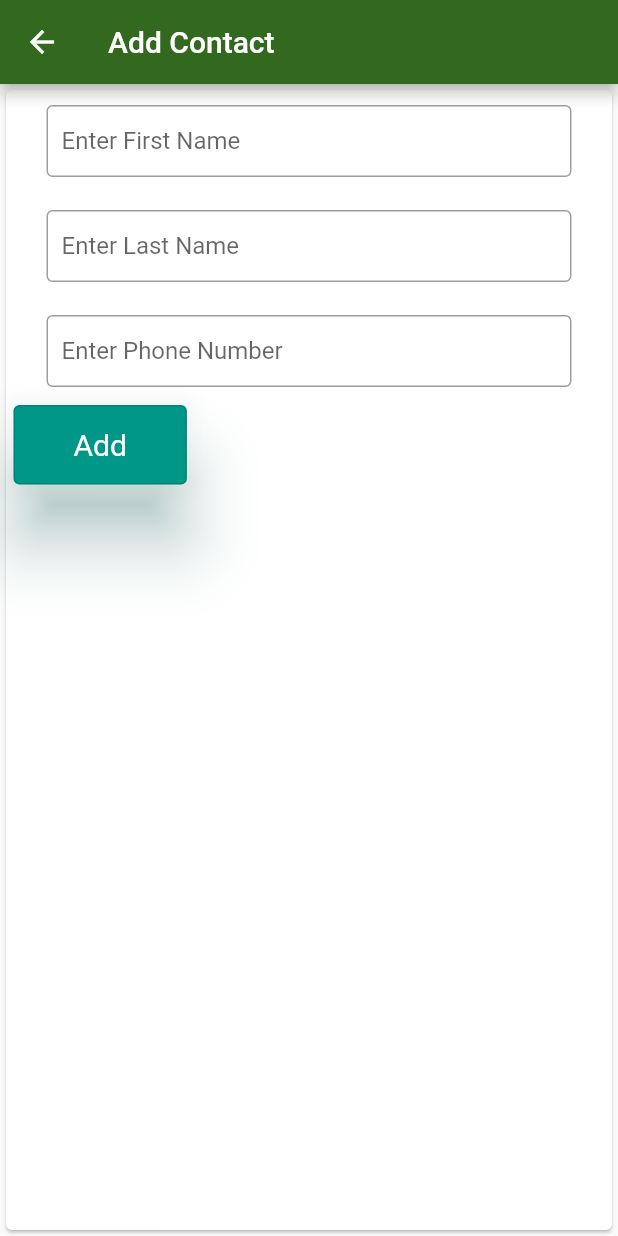
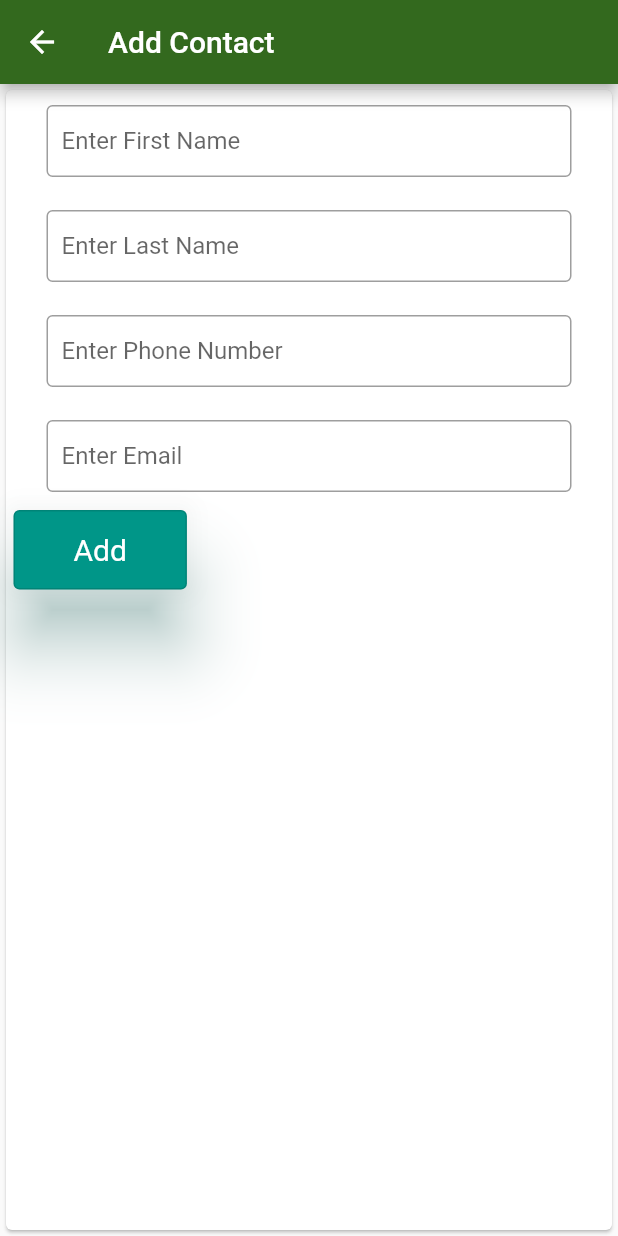
Before and after one commit to rahulh25/FlutterContactsApp, a Flutter app: the screen it shows after launch, after a tap on the "add" icon, on a phone screen of 412 x 824 dp. Run offline on Flutter 3.47's test engine with Material 2 defaults, Android fonts, the light colour scheme and no system bars; our stand-ins replace flutter_masked_text, sqflite; accounts and stored records are empty.

Commit message:
Adding email and minor UI Changes

```diff
--- a/lib/Widgets/contacts_home_widget/add_contacts_widget.dart
+++ b/lib/Widgets/contacts_home_widget/add_contacts_widget.dart
@@ -1,10 +1,10 @@
 import 'package:flutter/material.dart';
 import 'package:fluttercontactsapp/Widgets/popup_widget/confirm_dialog_widget.dart';
 import 'package:fluttercontactsapp/Widgets/show_contact_details/padded_text_fields_widget.dart';
+import 'package:flutter_masked_text/flutter_masked_text.dart';
 
 class AddContactsDialog extends StatefulWidget {
-  const AddContactsDialog({Key? key})
-      : super(key: key);
+  const AddContactsDialog({Key? key}) : super(key: key);
   @override
   State<StatefulWidget> createState() {
     return AddContactsDialogState();
@@ -15,14 +15,13 @@ class AddContactsDialogState extends State {
   TextEditingController firstNameFieldController = TextEditingController();
   TextEditingController lastNameFieldController = TextEditingController();
   TextEditingController phoneNumberFieldController = TextEditingController();
+  TextEditingController emailFieldController = TextEditingController();
   @override
   void initState() {
-    firstNameFieldController =
-        TextEditingController(text: "");
-    lastNameFieldController =
-        TextEditingController(text: "");
-    phoneNumberFieldController =
-        TextEditingController(text: "");
+    firstNameFieldController = TextEditingController(text: "");
+    lastNameFieldController = TextEditingController(text: "");
+    phoneNumberFieldController = TextEditingController(text: "");
+    emailFieldController = TextEditingController(text: "");
     super.initState();
   }
 
@@ -48,6 +47,10 @@ class AddContactsDialogState extends State {
                   hintText: 'Phone Number',
                   labeltext: 'Enter Phone Number',
                   textEditingController: phoneNumberFieldController),
+              PaddedTextFieldWidgets(
+                  hintText: 'Email',
+                  labeltext: 'Enter Email',
+                  textEditingController: emailFieldController),
               Row(
                 children: [
                   Padding(
@@ -71,7 +74,8 @@ class AddContactsDialogState extends State {
                                 id: -1,
                                 firstname: firstNameFieldController.text,
                                 lastname: lastNameFieldController.text,
-                                phoneNumber: phoneNumberFieldController.text,
+                                phoneNumber:int.parse(phoneNumberFieldController.text),
+                                email:emailFieldController.text,
                                 dialogText: "Are you sure you want to add?",
                                 promptText: "Add Contact",
                                 type: "Add"),
--- a/lib/Widgets/contacts_home_widget/contact_details_text_widget.dart
+++ b/lib/Widgets/contacts_home_widget/contact_details_text_widget.dart
@@ -1,9 +1,15 @@
 import 'package:flutter/material.dart';
 
 class ContactDetailsTextWidget extends StatefulWidget {
-  const ContactDetailsTextWidget({Key? key, required this.fieldValue})
+  const ContactDetailsTextWidget(
+      {Key? key,
+      required this.fieldValue,
+      required this.phonenumber,
+      required this.type})
       : super(key: key);
   final String fieldValue;
+  final String type;
+  final int phonenumber;
   @override
   State<StatefulWidget> createState() {
     return ContactDetailsTextWidgetState();
@@ -18,11 +24,17 @@ class ContactDetailsTextWidgetState extends State<ContactDetailsTextWidget> {
         // default text style
         children: <TextSpan>[
           TextSpan(
-              text: widget.fieldValue,
-              style: const TextStyle(
-                  fontWeight: FontWeight.bold,
-                  fontSize: 22,
-                  color: Colors.white)),
+              text: widget.type == "name"
+                  ? widget.fieldValue
+                  : widget.phonenumber.toString(),
+              style: TextStyle(
+                  fontWeight: widget.type == "name"
+                      ? FontWeight.bold
+                      : FontWeight.normal,
+                  fontSize: widget.type == "name" ? 22 : 18,
+                  color: widget.type == "name"
+                      ? Colors.pinkAccent
+                      : Colors.cyan[900])),
         ],
       ),
     );
--- a/lib/Widgets/contacts_home_widget/contacts_card_widget.dart
+++ b/lib/Widgets/contacts_home_widget/contacts_card_widget.dart
@@ -2,7 +2,6 @@ import 'package:flutter/material.dart';
 import 'package:fluttercontactsapp/Widgets/show_contact_details/show_contact_details_widget.dart';
 import 'package:fluttercontactsapp/db_test.dart';
 import 'package:fluttercontactsapp/model/contact_details_model.dart';
-
 import 'contact_details_text_widget.dart';
 
 class ContactsHomeWidget extends StatefulWidget {
@@ -33,12 +32,10 @@ List<Widget> getList(BuildContext context,
     AsyncSnapshot<List<ContactDetailsModel>> contactList) {
   List<Widget> childs = <Widget>[];
   for (var contact in contactList.requireData) {
-    childs.add(
-      Card(
+    childs.add(Card(
       shape: RoundedRectangleBorder(
         borderRadius: BorderRadius.circular(5.0),
       ),
-        color: Colors.green[900],
       elevation: 2,
       child: InkWell(
         splashColor: Colors.blue.withAlpha(30),
@@ -51,20 +48,36 @@ List<Widget> getList(BuildContext context,
             ),
           );
         },
-          child: SizedBox(
-            width: 400,
-            height: 80,
+        child: Center(
+          child: Padding(
+            padding: const EdgeInsets.all(12.0),
             child: Column(
-              children: [
+              children: <Widget>[
+                SizedBox(
+                  width: MediaQuery.of(context).size.width * 0.5,
+                  height: MediaQuery.of(context).size.width * 0.4,
+                  child: Image.asset('assets/images/user.png'),
+                ),
+                const SizedBox(
+                  height: 5,
+                ),
                 ContactDetailsTextWidget(
-                    fieldValue: contact.firstName +" "+ contact.lastName),
-                ContactDetailsTextWidget(fieldValue: contact.phoneNumber),
+                    fieldValue: contact.firstName + " " + contact.lastName,
+                    phonenumber: contact.phoneNumber,
+                    type: "name"),
+                const SizedBox(
+                  height: 10,
+                ),
+                ContactDetailsTextWidget(
+                    fieldValue: contact.firstName + " " + contact.lastName,
+                    phonenumber: contact.phoneNumber,
+                    type: "phoneNumber"),
               ],
             ),
           ),
         ),
       ),
-    );
+    ));
   }
   return childs;
 }
--- a/lib/Widgets/show_contact_details/padded_text_fields_widget.dart
+++ b/lib/Widgets/show_contact_details/padded_text_fields_widget.dart
@@ -25,6 +25,11 @@ class PaddedTextFieldWidgetsState extends State<PaddedTextFieldWidgets> {
         width: 350,
         height: 50,
         child: TextField(
+          keyboardType: widget.labeltext == "Enter Phone Number"
+              ? TextInputType.number
+              : widget.labeltext == "Enter Email"
+                  ? TextInputType.emailAddress
+                  : TextInputType.text,
           controller: widget.textEditingController,
           autocorrect: true,
           decoration: InputDecoration(
--- a/lib/Widgets/show_contact_details/show_contact_details_widget.dart
+++ b/lib/Widgets/show_contact_details/show_contact_details_widget.dart
@@ -17,14 +17,17 @@ class ShowContactDetailsDialogState extends State<ShowContactDetailsDialog> {
   TextEditingController firstNameFieldController = TextEditingController();
   TextEditingController lastNameFieldController = TextEditingController();
   TextEditingController phoneNumberFieldController = TextEditingController();
+  TextEditingController emailFieldController = TextEditingController();
   @override
   void initState() {
     firstNameFieldController =
         TextEditingController(text: widget.contactDetails.firstName);
     lastNameFieldController =
         TextEditingController(text: widget.contactDetails.lastName);
-    phoneNumberFieldController =
-        TextEditingController(text: widget.contactDetails.phoneNumber);
+    phoneNumberFieldController = TextEditingController(
+        text: widget.contactDetails.phoneNumber.toString());
+    emailFieldController =
+        TextEditingController(text: widget.contactDetails.email);
     super.initState();
   }
 
@@ -50,6 +53,10 @@ class ShowContactDetailsDialogState extends State<ShowContactDetailsDialog> {
                   hintText: 'Phone Number',
                   labeltext: 'Enter Phone Number',
                   textEditingController: phoneNumberFieldController),
+              PaddedTextFieldWidgets(
+                  hintText: 'Email',
+                  labeltext: 'Enter Email',
+                  textEditingController: emailFieldController),
               Row(
                 children: [
                   Padding(
@@ -73,7 +80,9 @@ class ShowContactDetailsDialogState extends State<ShowContactDetailsDialog> {
                                 id: widget.contactDetails.id,
                                 firstname: firstNameFieldController.text,
                                 lastname: lastNameFieldController.text,
-                                phoneNumber: phoneNumberFieldController.text,
+                                phoneNumber:
+                                    int.parse(phoneNumberFieldController.text),
+                                email: emailFieldController.text,
                                 dialogText: "Are you sure you want to edit?",
                                 promptText: "Edit Contact",
                                 type: "Edit"),
@@ -103,7 +112,9 @@ class ShowContactDetailsDialogState extends State<ShowContactDetailsDialog> {
                                 id: widget.contactDetails.id,
                                 firstname: firstNameFieldController.text,
                                 lastname: lastNameFieldController.text,
-                                phoneNumber: phoneNumberFieldController.text,
+                                phoneNumber:
+                                    int.parse(phoneNumberFieldController.text),
+                                email: emailFieldController.text,
                                 dialogText:
                                     "Are you sure you want to delete this contact?",
                                 promptText: "Delete Contact",
--- a/lib/db_test.dart
+++ b/lib/db_test.dart
@@ -15,83 +15,86 @@ class SQLiteDbProvider {
   initDB() async {
     Directory documentsDirectory = await getApplicationDocumentsDirectory();
     String path = join(documentsDirectory.path, "ContactsDB.db");
-    print('db location : '+path);
+    print('db location : ' + path);
     return await openDatabase(path, version: 1, onOpen: (db) {},
         onCreate: (Database db, int version) async {
       await db.execute("CREATE TABLE Contacts ("
           "id INTEGER PRIMARY KEY,"
           "firstName TEXT,"
           "lastName TEXT,"
-          "phoneNumber INTEGER"")");
+          "phoneNumber INTEGER,"
+          "email TEXT"
+          ")");
       var jsonData = [
         {
           "id": 1,
           "first_name": "James",
           "last_name": "Butt",
-          "phone": "504-845-1427",
+          "phone": "5048451427",
           "email": "jbutt@gmail.com"
         },
         {
           "id": 2,
           "first_name": "Josephine",
           "last_name": "Darakjy",
-          "phone": "810-374-9840",
+          "phone": "8103749840",
           "email": "josephine_darakjy@darakjy.org"
         },
         {
           "id": 3,
           "first_name": "Art",
           "last_name": "Venere",
-          "phone": "856-264-4130",
+          "phone": "8562644130",
           "email": "art@venere.org"
         },
         {
           "id": 4,
           "first_name": "Lenna",
           "last_name": "Paprocki",
-          "phone": "907-921-2010",
+          "phone": "9079212010",
           "email": "lpaprocki@hotmail.com"
         },
         {
           "id": 5,
           "first_name": "Donette",
           "last_name": "Foller",
-          "phone": "513-549-4561",
+          "phone": "5135494561",
           "email": "donette.foller@cox.net"
         },
         {
           "id": 6,
           "first_name": "Simona",
           "last_name": "Morasca",
-          "phone": "419-800-6759"
+          "phone": "4198006759"
         },
         {
           "id": 7,
           "first_name": "Mitsue",
           "last_name": "Tollner",
-          "phone": "773-924-8565"
+          "phone": "7739248565"
         },
         {
           "id": 8,
           "first_name": "Leota",
           "last_name": "Dilliard",
-          "phone": "408-813-1105"
+          "phone": "4088131105"
         },
         {
           "id": 9,
           "first_name": "Sage",
           "last_name": "Wieser",
-          "phone": "605-794-4895"
+          "phone": "6057944895"
         }
       ];
       for (var i = 0; i < jsonData.length; i++) {
         await db.execute(
-            "INSERT INTO Contacts ('id', 'firstName', 'lastName', 'phoneNumber') values (?, ?, ?, ?)",
+            "INSERT INTO Contacts ('id', 'firstName', 'lastName', 'phoneNumber','email') values (?, ?, ?, ?,?)",
             [
               int.parse(jsonData[i]["id"].toString()),
               jsonData[i]["first_name"].toString(),
               jsonData[i]["last_name"].toString(),
-              jsonData[i]["phone"].toString()
+              int.parse(jsonData[i]["phone"].toString()),
+              jsonData[i]["email"].toString()
             ]);
       }
     });
@@ -99,36 +102,53 @@ class SQLiteDbProvider {
 
   Future<List<ContactDetailsModel>> getAllProducts() async {
     final db = await database;
+    List<ContactDetailsModel> products = <ContactDetailsModel>[];
+    try {
       List<Map> results = await db.query("Contacts",
           columns: ContactDetailsModel.columns, orderBy: "id ASC");
-    List<ContactDetailsModel> products = <ContactDetailsModel>[];
       for (var result in results) {
         ContactDetailsModel product = ContactDetailsModel.fromMap(result);
         products.add(product);
       }
+    } catch (ex) {
+      print(ex);
+    }
     return products;
   }
+
   insert(ContactDetailsModel contact) async {
     final db = await database;
-    var maxIdResult =
-        await db.rawQuery("SELECT MAX(id)+1 as last_inserted_id FROM Contacts");
+    try {
+      var maxIdResult = await db
+          .rawQuery("SELECT MAX(id)+1 as last_inserted_id FROM Contacts");
       var id = maxIdResult.first["last_inserted_id"];
       var result = await db.rawInsert(
-        "INSERT Into Contacts (id, firstName, lastName, phoneNumber)"
-        " VALUES (?, ?, ?, ?)",
-        [id, contact.firstName, contact.lastName, contact.phoneNumber]);
+          "INSERT Into Contacts (id, firstName, lastName, phoneNumber,email)"
+          " VALUES (?, ?, ?, ?,?)",
+          [id, contact.firstName, contact.lastName, contact.phoneNumber,contact.email]);
       return result;
+    } catch (ex) {
+      print(ex);
+    }
   }
 
   update(ContactDetailsModel contact) async {
     final db = await database;
+    try {
       var result = await db.update("Contacts", contact.toMap(),
           where: "id = ?", whereArgs: [contact.id]);
       return result;
+    } catch (ex) {
+      print(ex);
+    }
   }
 
   delete(int id) async {
     final db = await database;
+    try {
       db.delete("Contacts", where: "id = ?", whereArgs: [id]);
+    } catch (ex) {
+      print(ex);
     }
   }
+}
--- a/lib/main.dart
+++ b/lib/main.dart
@@ -2,7 +2,6 @@
 import 'package:flutter/material.dart';
 import 'Widgets/contacts_home_widget/bottom_button_widget.dart';
 import 'Widgets/contacts_home_widget/contacts_card_widget.dart';
-
 void main() => runApp(const ContactsApp());
 
 /// This is the main application widget.
@@ -16,6 +15,7 @@ class ContactsApp extends StatelessWidget {
     return MaterialApp(
         title: _title,
         home: Scaffold(
+          backgroundColor: Colors.transparent,
           appBar: AppBar(
             title: const Text(_title),
             backgroundColor: Colors.lightGreen[900],
--- a/lib/model/contact_details_model.dart
+++ b/lib/model/contact_details_model.dart
@@ -2,23 +2,32 @@ class ContactDetailsModel {
   final int id;
   final String firstName;
   final String lastName;
-  final String phoneNumber;
-  static final columns = ["id", "firstName", "lastName", "phoneNumber"];
-  ContactDetailsModel(this.id, this.firstName, this.lastName, this.phoneNumber);
+  final int phoneNumber;
+  final String email;
+  static final columns = [
+    "id",
+    "firstName",
+    "lastName",
+    "phoneNumber",
+    "email"
+  ];
+  ContactDetailsModel(
+      this.id, this.firstName, this.lastName, this.phoneNumber, this.email);
 
   Map<String, dynamic> toMap() => {
         "id": id,
         "firstName": firstName,
         "lastName": lastName,
         "phoneNumber": phoneNumber,
+        "email": email
       };
   factory ContactDetailsModel.fromMap(Map<dynamic, dynamic> data) {
-    return ContactDetailsModel(
-        data['id'], data['firstName'], data['lastName'], data['phoneNumber']);
+    return ContactDetailsModel(data['id'], data['firstName'], data['lastName'],
+        data['phoneNumber'], data['email']);
   }
 
   @override
   String toString() {
-    return 'ContactDetails{id: $id, firstName: $firstName,lastName:$lastName,phoneNumber:$phoneNumber}';
+    return 'ContactDetails{id: $id, firstName: $firstName,lastName:$lastName,phoneNumber:$phoneNumber,email:$email}';
   }
 }
--- a/pubspec.yaml
+++ b/pubspec.yaml
@@ -48,6 +48,7 @@ dev_dependencies:
   flutter_lints: ^1.0.0
   sqflite: any
   path_provider: any
+  flutter_masked_text: ^0.8.0
 
 # For information on the generic Dart part of this file, see the
 # following page: https://dart.dev/tools/pub/pubspec
@@ -61,6 +62,7 @@ flutter:
   uses-material-design: true
   assets:
     - assets/data.json
+    - assets/images/user.png
 
   # To add assets to your application, add an assets section, like this:
   # assets:
```
Also changed, not shown: lib/Widgets/popup_widget/confirm_dialog_widget.dart (+21 -10 lines), assets/images/user.png (added), pubspec.lock, 1 other file. Lines whose indentation alone changed are shown as unchanged.
